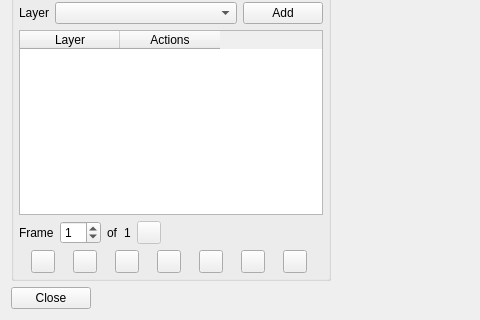
Before: the Qt Designer form src/ui/simulation_manager_dialog.ui in IPH-ECO/iph-eco-gui, drawn with Qt 5; both pictures show x 0 to 480 and y 304 to 624 of the 1309 by 624 pixel window.
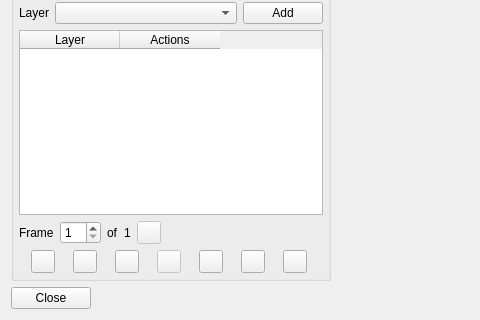
After: the same form once the commit is applied. Icons and pictures are not drawn. Custom widgets are drawn as their Qt base class.

Patch:
```diff
--- a/src/ui/simulation_manager_dialog.ui
+++ b/src/ui/simulation_manager_dialog.ui
@@ -459,6 +459,9 @@
           </item>
           <item>
            <widget class="QSpinBox" name="spxFrame">
+            <property name="minimum">
+             <number>1</number>
+            </property>
             <property name="maximum">
              <number>99</number>
             </property>
@@ -556,6 +559,9 @@
           </item>
           <item>
            <widget class="QToolButton" name="btnPauseReproduction">
+            <property name="enabled">
+             <bool>false</bool>
+            </property>
             <property name="toolTip">
              <string>Pause</string>
             </property>
```
